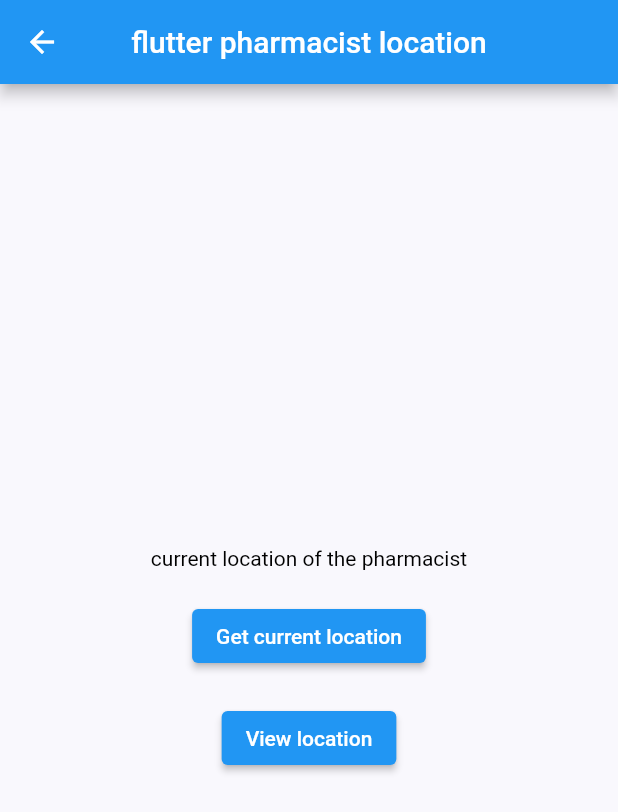
After one commit to Giddy-K/brianpharmacy, a Flutter app: the geolocationpage screen opened directly, after a tap on "Get current location", on a phone screen of 412 x 824 dp. The commit adds this screen. Shown: the top 812 px of the screen. Run offline on Flutter 3.47's test engine with Material 2 defaults, Android fonts, the light colour scheme and no system bars; our stand-ins replace email_validator, firebase_auth, firebase_core, geolocator, shared_preferences, smooth_page_indicator; missing offline and left inert: auth_email; accounts and stored records are empty.

Commit message:
Latest commit on geoLocation

```diff
--- /dev/null
+++ b/lib/screens/dashboard/components/geolocation/geolocation.dart
@@ -0,0 +1,102 @@
+import 'package:flutter/material.dart';
+import 'package:geolocator/geolocator.dart';
+import 'package:url_launcher/url_launcher_string.dart';
+
+// ignore: camel_case_types
+class geolocationpage extends StatefulWidget {
+  const geolocationpage({super.key});
+
+  @override
+  State<geolocationpage> createState() => _geolocationpageState();
+}
+
+// ignore: camel_case_types
+class _geolocationpageState extends State<geolocationpage> {
+  String locationMessage = 'current location of the pharmacist';
+  late String lat;
+  late String long;
+
+  //Getting current location
+  Future<Position> _getCurrentLocation() async {
+    bool serviceEnabled = await Geolocator.isLocationServiceEnabled();
+    if (!serviceEnabled) {
+      return Future.error('location services are disabled');
+    }
+    LocationPermission permission = await Geolocator.checkPermission();
+    if (permission == LocationPermission.denied) {
+      permission = await Geolocator.requestPermission();
+      if (permission == LocationPermission.denied) {
+        return Future.error('location permissions are denied');
+      }
+    }
+    if (permission == LocationPermission.deniedForever) {
+      return Future.error(
+          'location permission are permanently denied, we cannot request permission to access the location');
+    }
+    return await Geolocator.getCurrentPosition();
+  }
+
+  //listen to location updates
+  void _liveLocation() {
+    LocationSettings locationSettings = const LocationSettings(
+      accuracy: LocationAccuracy.high,
+      distanceFilter: 100,
+    );
+    Geolocator.getPositionStream(locationSettings: locationSettings)
+        .listen((Position position) {
+      lat = position.latitude.toString();
+      long = position.longitude.toString();
+
+      setState(() {
+        locationMessage = 'latitude: $lat , longitude: $long';
+      });
+    });
+  }
+
+  //open the current location in the GoogleMap
+  Future<void> _openMap(String lat, String long) async {
+    String googleURL =
+        'https://www.google.com/maps/search/?api=1@query=$lat,$long';
+    await canLaunchUrlString(googleURL)
+        ? await launchUrlString(googleURL)
+        : throw 'could not  launch $googleURL';
+  }
+
+  @override
+  Widget build(BuildContext context) {
+    return Scaffold(
+        appBar: AppBar(
+          title: const Text('flutter pharmacist location'),
+          centerTitle: true,
+        ),
+        body: Center(
+          child: Column(
+            mainAxisAlignment: MainAxisAlignment.center,
+            children: <Widget>[
+              Text(locationMessage, textAlign: TextAlign.center),
+              const SizedBox(height: 20),
+              ElevatedButton(
+                onPressed: () {
+                  _getCurrentLocation().then((value) {
+                    lat = '${value.latitude}';
+                    long = '${value.longitude}';
+                    setState(() {
+                      locationMessage = 'Latitude: $lat, Longitude: $long';
+                    });
+                    _liveLocation();
+                  });
+                },
+                child: const Text('Get current location'),
+              ),
+              const SizedBox(height: 20),
+              ElevatedButton(
+                onPressed: () {
+                  _openMap(lat, long);
+                },
+                child: const Text('View location'),
+              ),
+            ],
+          ),
+        ));
+  }
+}
--- a/pubspec.yaml
+++ b/pubspec.yaml
@@ -44,6 +44,8 @@ dependencies:
   gestures: ^1.0.0
   auth_email: ^0.1.0+3
   email_validator: ^2.1.17
+  geolocator: ^9.0.2
+  url_launcher: ^6.1.10
 
 dev_dependencies:
   flutter_test:
```
Also changed, not shown: lib/screens/dashboard/components/recomended_categories.dart (+19 -6 lines), lib/screens/pharmacist/pharmacist.dart (+30 -23 lines), pubspec.lock, 7 other files.
